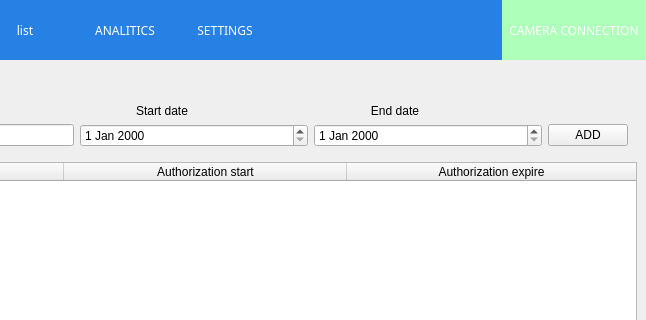
wojciechbukala/CarParkDesktopApp, file navbar.ui: the form before one commit; both pictures show x 229 to 875 and y 0 to 320 of the 875 by 661 pixel window.
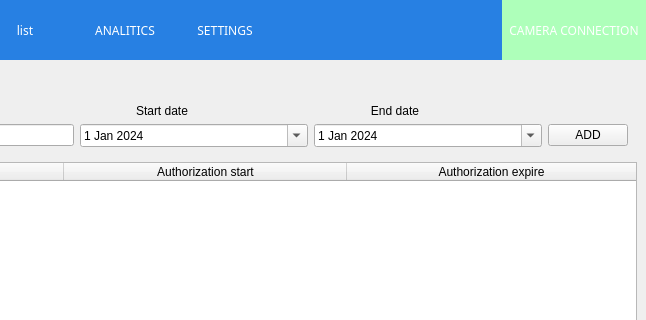
The form after the commit. The open tabs and pages were chosen to show the change. Icons and pictures are not drawn.

```diff
--- a/navbar.ui
+++ b/navbar.ui
@@ -1388,6 +1388,23 @@
                   <height>0</height>
                  </size>
                 </property>
+                <property name="maximumDate">
+                 <date>
+                  <year>2100</year>
+                  <month>12</month>
+                  <day>31</day>
+                 </date>
+                </property>
+                <property name="minimumDate">
+                 <date>
+                  <year>2024</year>
+                  <month>1</month>
+                  <day>1</day>
+                 </date>
+                </property>
+                <property name="calendarPopup">
+                 <bool>true</bool>
+                </property>
                </widget>
               </item>
               <item>
@@ -1398,6 +1415,23 @@
                   <height>0</height>
                  </size>
                 </property>
+                <property name="maximumDate">
+                 <date>
+                  <year>2200</year>
+                  <month>12</month>
+                  <day>31</day>
+                 </date>
+                </property>
+                <property name="minimumDate">
+                 <date>
+                  <year>2024</year>
+                  <month>1</month>
+                  <day>1</day>
+                 </date>
+                </property>
+                <property name="calendarPopup">
+                 <bool>true</bool>
+                </property>
                </widget>
               </item>
               <item>
```
Left out of the diff: 30 changed lines with no effect on the pictures.
